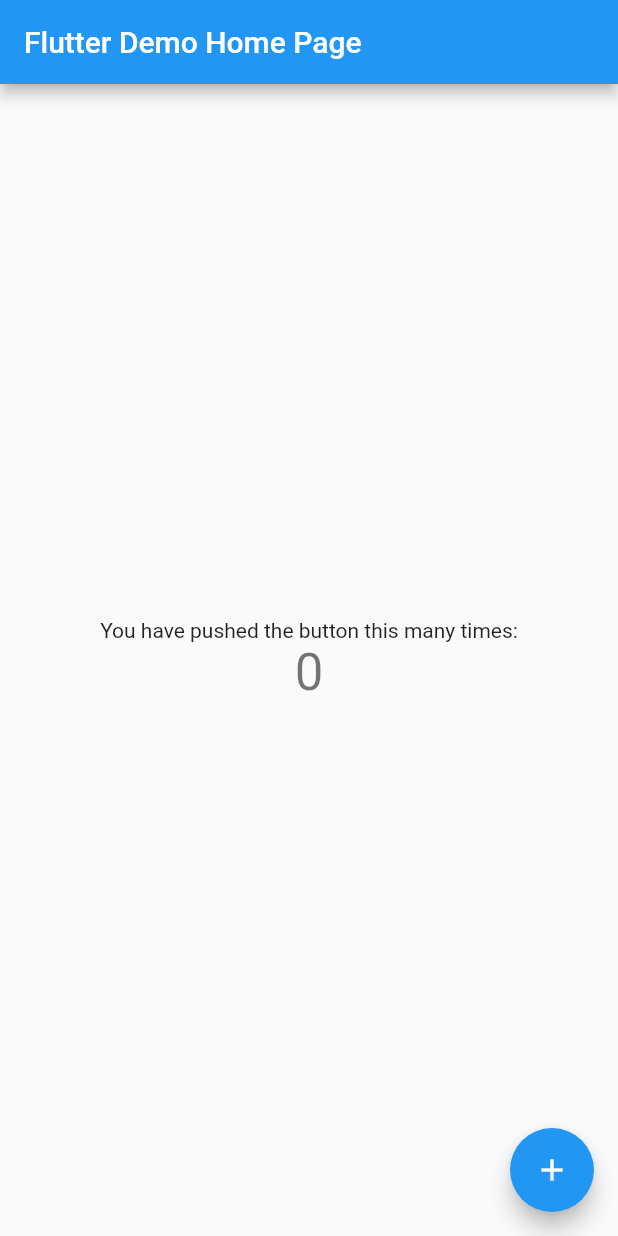
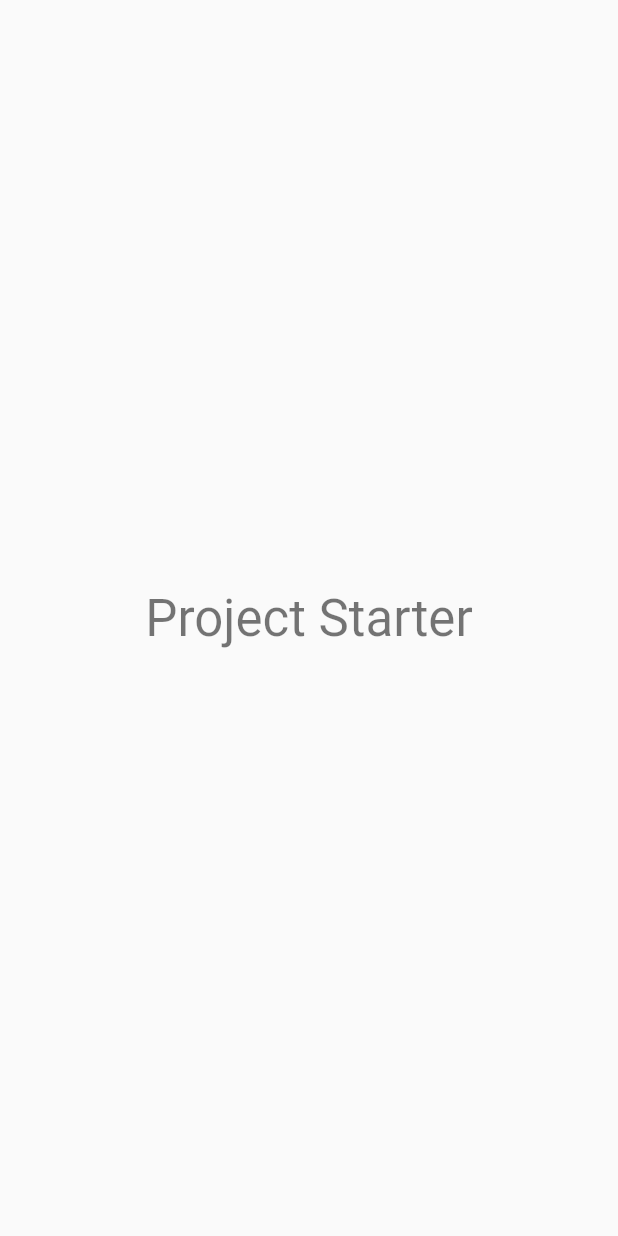
Before and after one commit to metaspook/food_shop, a Flutter app: the screen it shows after launch, on a phone screen of 412 x 824 dp. Run offline on Flutter 3.47's test engine with Material 2 defaults, Android fonts, the phone set to English and light mode, and no system bars.

Commit message:
project starter state

```diff
--- a/lib/main.dart
+++ b/lib/main.dart
@@ -1,4 +1,5 @@
 import 'package:flutter/material.dart';
+import 'package:food_shop/pages/home.dart';
 
 void main() {
   runApp(const MyApp());
@@ -7,109 +8,14 @@
 class MyApp extends StatelessWidget {
   const MyApp({Key? key}) : super(key: key);
 
-  // This widget is the root of your application.
   @override
   Widget build(BuildContext context) {
     return MaterialApp(
-      title: 'Flutter Demo',
+      title: 'Food Shop',
       theme: ThemeData(
-        // This is the theme of your application.
-        //
-        // Try running your application with "flutter run". You'll see the
-        // application has a blue toolbar. Then, without quitting the app, try
-        // changing the primarySwatch below to Colors.green and then invoke
-        // "hot reload" (press "r" in the console where you ran "flutter run",
-        // or simply save your changes to "hot reload" in a Flutter IDE).
-        // Notice that the counter didn't reset back to zero; the application
-        // is not restarted.
         primarySwatch: Colors.blue,
       ),
-      home: const MyHomePage(title: 'Flutter Demo Home Page'),
+      home: const HomePage(title: 'Food Shop'),
     );
   }
 }
-
-class MyHomePage extends StatefulWidget {
-  const MyHomePage({Key? key, required this.title}) : super(key: key);
-
-  // This widget is the home page of your application. It is stateful, meaning
-  // that it has a State object (defined below) that contains fields that affect
-  // how it looks.
-
-  // This class is the configuration for the state. It holds the values (in this
-  // case the title) provided by the parent (in this case the App widget) and
-  // used by the build method of the State. Fields in a Widget subclass are
-  // always marked "final".
-
-  final String title;
-
-  @override
-  State<MyHomePage> createState() => _MyHomePageState();
-}
-
-class _MyHomePageState extends State<MyHomePage> {
-  int _counter = 0;
-
-  void _incrementCounter() {
-    setState(() {
-      // This call to setState tells the Flutter framework that something has
-      // changed in this State, which causes it to rerun the build method below
-      // so that the display can reflect the updated values. If we changed
-      // _counter without calling setState(), then the build method would not be
-      // called again, and so nothing would appear to happen.
-      _counter++;
-    });
-  }
-
-  @override
-  Widget build(BuildContext context) {
-    // This method is rerun every time setState is called, for instance as done
-    // by the _incrementCounter method above.
-    //
-    // The Flutter framework has been optimized to make rerunning build methods
-    // fast, so that you can just rebuild anything that needs updating rather
-    // than having to individually change instances of widgets.
-    return Scaffold(
-      appBar: AppBar(
-        // Here we take the value from the MyHomePage object that was created by
-        // the App.build method, and use it to set our appbar title.
-        title: Text(widget.title),
-      ),
-      body: Center(
-        // Center is a layout widget. It takes a single child and positions it
-        // in the middle of the parent.
-        child: Column(
-          // Column is also a layout widget. It takes a list of children and
-          // arranges them vertically. By default, it sizes itself to fit its
-          // children horizontally, and tries to be as tall as its parent.
-          //
-          // Invoke "debug painting" (press "p" in the console, choose the
-          // "Toggle Debug Paint" action from the Flutter Inspector in Android
-          // Studio, or the "Toggle Debug Paint" command in Visual Studio Code)
-          // to see the wireframe for each widget.
-          //
-          // Column has various properties to control how it sizes itself and
-          // how it positions its children. Here we use mainAxisAlignment to
-          // center the children vertically; the main axis here is the vertical
-          // axis because Columns are vertical (the cross axis would be
-          // horizontal).
-          mainAxisAlignment: MainAxisAlignment.center,
-          children: <Widget>[
-            const Text(
-              'You have pushed the button this many times:',
-            ),
-            Text(
-              '$_counter',
-              style: Theme.of(context).textTheme.headline4,
-            ),
-          ],
-        ),
-      ),
-      floatingActionButton: FloatingActionButton(
-        onPressed: _incrementCounter,
-        tooltip: 'Increment',
-        child: const Icon(Icons.add),
-      ), // This trailing comma makes auto-formatting nicer for build methods.
-    );
-  }
-}
--- /dev/null
+++ b/lib/pages/home.dart
@@ -0,0 +1,18 @@
+import 'package:flutter/material.dart';
+
+class HomePage extends StatelessWidget {
+  const HomePage({Key? key, required this.title}) : super(key: key);
+  final String title;
+
+  @override
+  Widget build(BuildContext context) {
+    return Scaffold(
+      body: Center(
+        child: Text(
+          'Project Starter',
+          style: Theme.of(context).textTheme.headlineMedium,
+        ),
+      ),
+    );
+  }
+}
```
Also changed, not shown: 3 other files.
